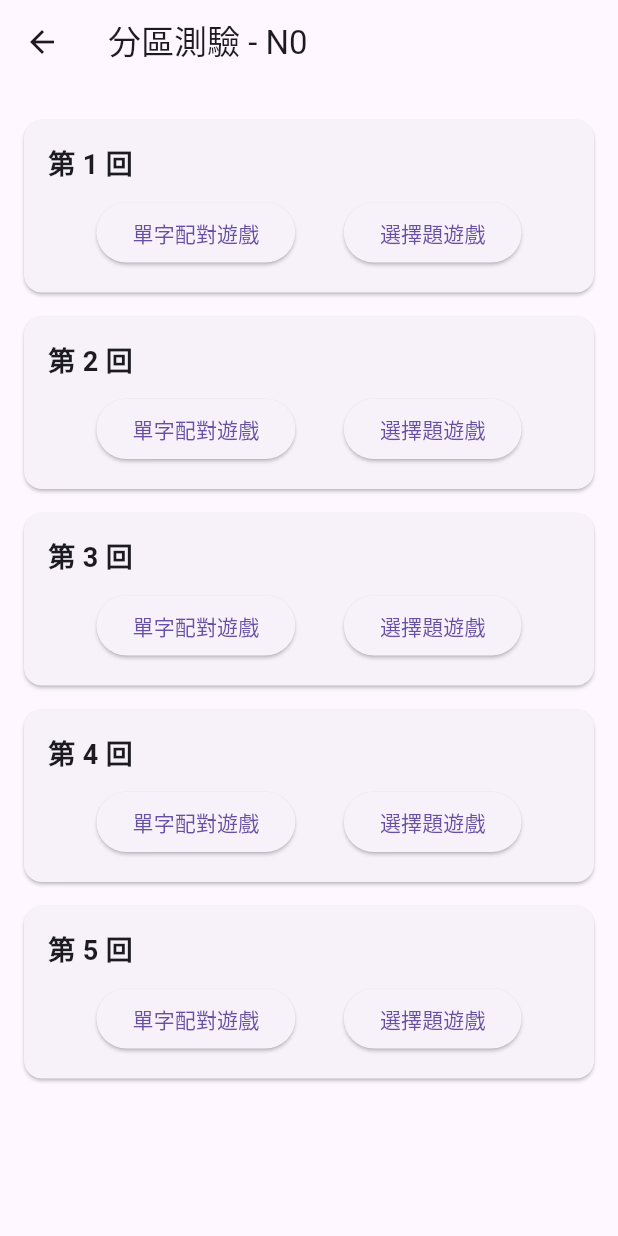
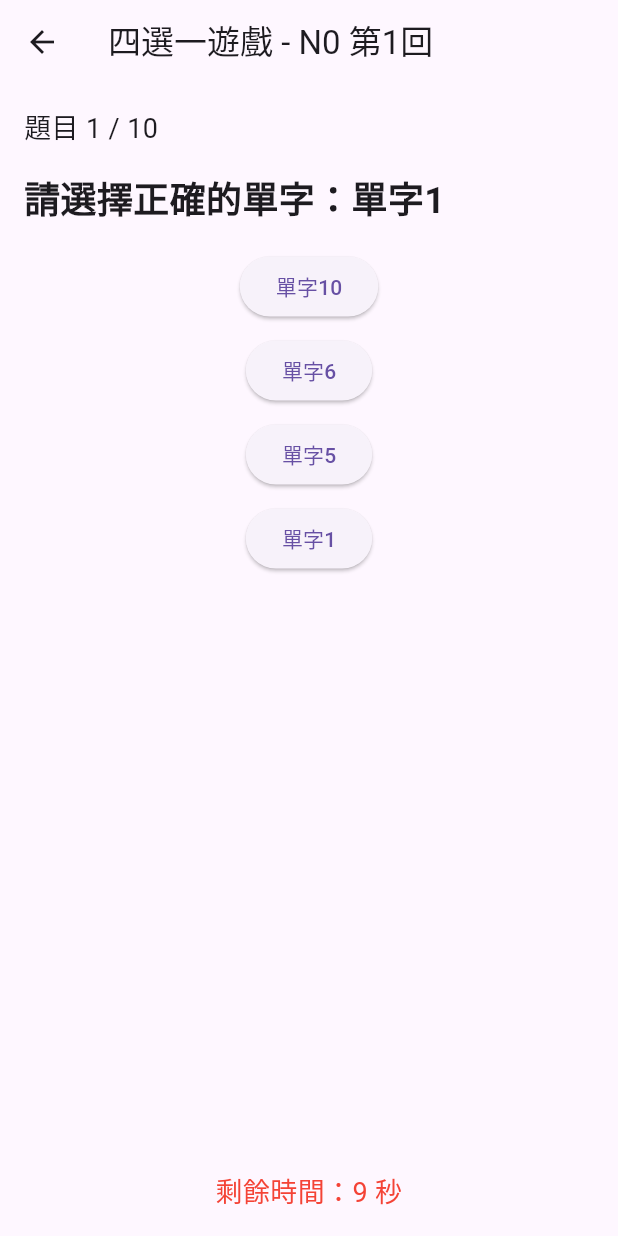
Before and after one commit to xiaomingtseng/study_japanese_app, a Flutter app: the SectionQuizSelectionScreen screen opened directly with empty values, after a tap on "選擇題遊戲", on a phone screen of 412 x 824 dp. Run offline on Flutter 3.47's test engine with Material 3 defaults, Android fonts, the phone set to English and light mode, and no system bars; our stand-ins replace cloud_firestore, firebase_core; accounts and stored records are empty; generated files the repository leaves out were written again.

Commit message:
[feature]單字選擇題功能

```diff
--- a/lib/features/word/section_quiz_selection_screen.dart
+++ b/lib/features/word/section_quiz_selection_screen.dart
@@ -1,5 +1,6 @@
 import 'package:flutter/material.dart';
 import 'package:study_japanese/features/word/word_matching_game_screen.dart';
+import 'package:study_japanese/features/word/word_multiple_choice_game_screen.dart';
 
 class SectionQuizSelectionScreen extends StatelessWidget {
   final int level; // 傳入的等級，例如 N5
@@ -54,7 +55,17 @@ class SectionQuizSelectionScreen extends StatelessWidget {
                       ),
                       ElevatedButton(
                         onPressed: () {
-                          // TODO: 進入其他測驗類型，例如選擇題遊戲
+                          // 進入四選一遊戲
+                          Navigator.push(
+                            context,
+                            MaterialPageRoute(
+                              builder:
+                                  (context) => WordMultipleChoiceGameScreen(
+                                    level: level,
+                                    round: index + 1,
+                                  ),
+                            ),
+                          );
                         },
                         child: const Text('選擇題遊戲'),
                       ),
--- /dev/null
+++ b/lib/features/word/word_multiple_choice_game_screen.dart
@@ -0,0 +1,155 @@
+import 'dart:async';
+import 'package:flutter/material.dart';
+
+class WordMultipleChoiceGameScreen extends StatefulWidget {
+  final int level;
+  final int round;
+
+  const WordMultipleChoiceGameScreen({
+    required this.level,
+    required this.round,
+    super.key,
+  });
+
+  @override
+  _WordMultipleChoiceGameScreenState createState() =>
+      _WordMultipleChoiceGameScreenState();
+}
+
+class _WordMultipleChoiceGameScreenState
+    extends State<WordMultipleChoiceGameScreen> {
+  late List<String> words; // 單字列表
+  late String correctAnswer; // 正確答案
+  late List<String> options; // 選項
+  int currentQuestion = 0; // 當前題目索引
+  int score = 0; // 分數
+  int totalQuestions = 10; // 總題數
+  int timeLeft = 10; // 每題倒數時間
+  Timer? timer;
+
+  @override
+  void initState() {
+    super.initState();
+    _generateQuestion();
+    _startTimer();
+  }
+
+  @override
+  void dispose() {
+    timer?.cancel();
+    super.dispose();
+  }
+
+  void _generateQuestion() {
+    // 模擬單字資料
+    words = List.generate(20, (index) => '單字${index + 1}');
+    correctAnswer = words[currentQuestion];
+    options = List.of(words)..shuffle();
+    options = options.take(4).toList();
+    if (!options.contains(correctAnswer)) {
+      options[0] = correctAnswer;
+      options.shuffle();
+    }
+  }
+
+  void _startTimer() {
+    timer?.cancel();
+    timeLeft = 10;
+    timer = Timer.periodic(const Duration(seconds: 1), (timer) {
+      setState(() {
+        if (timeLeft > 0) {
+          timeLeft--;
+        } else {
+          _nextQuestion();
+        }
+      });
+    });
+  }
+
+  void _nextQuestion() {
+    if (currentQuestion < totalQuestions - 1) {
+      setState(() {
+        currentQuestion++;
+        _generateQuestion();
+        _startTimer();
+      });
+    } else {
+      timer?.cancel();
+      _showResult();
+    }
+  }
+
+  void _checkAnswer(String answer) {
+    if (answer == correctAnswer) {
+      score++;
+    }
+    _nextQuestion();
+  }
+
+  void _showResult() {
+    showDialog(
+      context: context,
+      builder:
+          (context) => AlertDialog(
+            title: const Text('遊戲結束'),
+            content: Text('你的分數是 $score / $totalQuestions'),
+            actions: [
+              TextButton(
+                onPressed: () {
+                  Navigator.pop(context);
+                  Navigator.pop(context);
+                },
+                child: const Text('確定'),
+              ),
+            ],
+          ),
+    );
+  }
+
+  @override
+  Widget build(BuildContext context) {
+    return Scaffold(
+      appBar: AppBar(title: Text('四選一遊戲 - N${widget.level} 第${widget.round}回')),
+      body: Padding(
+        padding: const EdgeInsets.all(16.0),
+        child: Column(
+          crossAxisAlignment: CrossAxisAlignment.stretch,
+          children: [
+            Text(
+              '題目 ${currentQuestion + 1} / $totalQuestions',
+              style: const TextStyle(fontSize: 18),
+            ),
+            const SizedBox(height: 16.0),
+            Text(
+              '請選擇正確的單字：$correctAnswer',
+              style: const TextStyle(fontSize: 24, fontWeight: FontWeight.bold),
+            ),
+            const SizedBox(height: 16.0),
+            Column(
+              children:
+                  options
+                      .map(
+                        (option) => Padding(
+                          padding: const EdgeInsets.only(
+                            bottom: 8.0,
+                          ), // 增加按鈕之間的間距
+                          child: ElevatedButton(
+                            onPressed: () => _checkAnswer(option),
+                            child: Text(option),
+                          ),
+                        ),
+                      )
+                      .toList(),
+            ),
+            const Spacer(),
+            Text(
+              '剩餘時間：$timeLeft 秒',
+              style: const TextStyle(fontSize: 18, color: Colors.red),
+              textAlign: TextAlign.center,
+            ),
+          ],
+        ),
+      ),
+    );
+  }
+}
```
